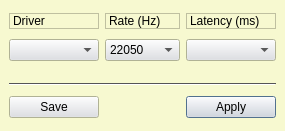
ErwanLegrand/Traverso-DAW, file src/traverso/ui/QuickDriverConfigWidget.ui: the form before one commit.
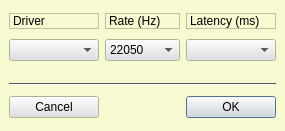
The form after the commit.

Commit message: change Snap toolbar item to a button, add a Scroll Playback button, change prefs and driver settings to use okay/cancel, move OpenGL setting into Appearance prefs, reverse vertical zooming

The edit to the form file:
```diff
--- a/src/traverso/ui/QuickDriverConfigWidget.ui
+++ b/src/traverso/ui/QuickDriverConfigWidget.ui
@@ -15,265 +15,469 @@
   <property name="palette" >
    <palette>
     <active>
-     <color>
+     <colorrole role="WindowText" >
+      <brush brushstyle="SolidPattern" >
+       <color alpha="255" >
       <red>0</red>
       <green>0</green>
       <blue>0</blue>
      </color>
-     <color>
+      </brush>
+     </colorrole>
+     <colorrole role="Button" >
+      <brush brushstyle="SolidPattern" >
+       <color alpha="255" >
       <red>221</red>
       <green>223</green>
       <blue>228</blue>
      </color>
-     <color>
+      </brush>
+     </colorrole>
+     <colorrole role="Light" >
+      <brush brushstyle="SolidPattern" >
+       <color alpha="255" >
       <red>255</red>
       <green>255</green>
       <blue>255</blue>
      </color>
-     <color>
+      </brush>
+     </colorrole>
+     <colorrole role="Midlight" >
+      <brush brushstyle="SolidPattern" >
+       <color alpha="255" >
       <red>255</red>
       <green>255</green>
       <blue>255</blue>
      </color>
-     <color>
+      </brush>
+     </colorrole>
+     <colorrole role="Dark" >
+      <brush brushstyle="SolidPattern" >
+       <color alpha="255" >
       <red>85</red>
       <green>85</green>
       <blue>85</blue>
      </color>
-     <color>
+      </brush>
+     </colorrole>
+     <colorrole role="Mid" >
+      <brush brushstyle="SolidPattern" >
+       <color alpha="255" >
       <red>199</red>
       <green>199</green>
       <blue>199</blue>
      </color>
-     <color>
+      </brush>
+     </colorrole>
+     <colorrole role="Text" >
+      <brush brushstyle="SolidPattern" >
+       <color alpha="255" >
       <red>0</red>
       <green>0</green>
       <blue>0</blue>
      </color>
-     <color>
+      </brush>
+     </colorrole>
+     <colorrole role="BrightText" >
+      <brush brushstyle="SolidPattern" >
+       <color alpha="255" >
       <red>255</red>
       <green>255</green>
       <blue>255</blue>
      </color>
-     <color>
+      </brush>
+     </colorrole>
+     <colorrole role="ButtonText" >
+      <brush brushstyle="SolidPattern" >
+       <color alpha="255" >
       <red>0</red>
       <green>0</green>
       <blue>0</blue>
      </color>
-     <color>
+      </brush>
+     </colorrole>
+     <colorrole role="Base" >
+      <brush brushstyle="SolidPattern" >
+       <color alpha="255" >
       <red>255</red>
       <green>255</green>
       <blue>255</blue>
      </color>
-     <color>
+      </brush>
+     </colorrole>
+     <colorrole role="Window" >
+      <brush brushstyle="SolidPattern" >
+       <color alpha="255" >
       <red>247</red>
       <green>249</green>
       <blue>208</blue>
      </color>
-     <color>
+      </brush>
+     </colorrole>
+     <colorrole role="Shadow" >
+      <brush brushstyle="SolidPattern" >
+       <color alpha="255" >
       <red>0</red>
       <green>0</green>
       <blue>0</blue>
      </color>
-     <color>
+      </brush>
+     </colorrole>
+     <colorrole role="Highlight" >
+      <brush brushstyle="SolidPattern" >
+       <color alpha="255" >
       <red>103</red>
       <green>141</green>
       <blue>178</blue>
      </color>
-     <color>
+      </brush>
+     </colorrole>
+     <colorrole role="HighlightedText" >
+      <brush brushstyle="SolidPattern" >
+       <color alpha="255" >
       <red>255</red>
       <green>255</green>
       <blue>255</blue>
      </color>
-     <color>
+      </brush>
+     </colorrole>
+     <colorrole role="Link" >
+      <brush brushstyle="SolidPattern" >
+       <color alpha="255" >
       <red>0</red>
       <green>0</green>
       <blue>238</blue>
      </color>
-     <color>
+      </brush>
+     </colorrole>
+     <colorrole role="LinkVisited" >
+      <brush brushstyle="SolidPattern" >
+       <color alpha="255" >
       <red>82</red>
       <green>24</green>
       <blue>139</blue>
      </color>
-     <color>
+      </brush>
+     </colorrole>
+     <colorrole role="AlternateBase" >
+      <brush brushstyle="SolidPattern" >
+       <color alpha="255" >
       <red>232</red>
       <green>232</green>
       <blue>232</blue>
      </color>
+      </brush>
+     </colorrole>
     </active>
     <inactive>
-     <color>
+     <colorrole role="WindowText" >
+      <brush brushstyle="SolidPattern" >
+       <color alpha="255" >
       <red>0</red>
       <green>0</green>
       <blue>0</blue>
      </color>
-     <color>
+      </brush>
+     </colorrole>
+     <colorrole role="Button" >
+      <brush brushstyle="SolidPattern" >
+       <color alpha="255" >
       <red>221</red>
       <green>223</green>
       <blue>228</blue>
      </color>
-     <color>
+      </brush>
+     </colorrole>
+     <colorrole role="Light" >
+      <brush brushstyle="SolidPattern" >
+       <color alpha="255" >
       <red>255</red>
       <green>255</green>
       <blue>255</blue>
      </color>
-     <color>
+      </brush>
+     </colorrole>
+     <colorrole role="Midlight" >
+      <brush brushstyle="SolidPattern" >
+       <color alpha="255" >
       <red>255</red>
       <green>255</green>
       <blue>255</blue>
      </color>
-     <color>
+      </brush>
+     </colorrole>
+     <colorrole role="Dark" >
+      <brush brushstyle="SolidPattern" >
+       <color alpha="255" >
       <red>85</red>
       <green>85</green>
       <blue>85</blue>
      </color>
-     <color>
+      </brush>
+     </colorrole>
+     <colorrole role="Mid" >
+      <brush brushstyle="SolidPattern" >
+       <color alpha="255" >
       <red>199</red>
       <green>199</green>
       <blue>199</blue>
      </color>
-     <color>
+      </brush>
+     </colorrole>
+     <colorrole role="Text" >
+      <brush brushstyle="SolidPattern" >
+       <color alpha="255" >
       <red>0</red>
       <green>0</green>
       <blue>0</blue>
      </color>
-     <color>
+      </brush>
+     </colorrole>
+     <colorrole role="BrightText" >
+      <brush brushstyle="SolidPattern" >
+       <color alpha="255" >
       <red>255</red>
       <green>255</green>
       <blue>255</blue>
      </color>
-     <color>
+      </brush>
+     </colorrole>
+     <colorrole role="ButtonText" >
+      <brush brushstyle="SolidPattern" >
+       <color alpha="255" >
       <red>0</red>
       <green>0</green>
       <blue>0</blue>
      </color>
-     <color>
+      </brush>
+     </colorrole>
+     <colorrole role="Base" >
+      <brush brushstyle="SolidPattern" >
+       <color alpha="255" >
       <red>255</red>
       <green>255</green>
       <blue>255</blue>
      </color>
-     <color>
+      </brush>
+     </colorrole>
+     <colorrole role="Window" >
+      <brush brushstyle="SolidPattern" >
+       <color alpha="255" >
       <red>247</red>
       <green>249</green>
       <blue>208</blue>
      </color>
-     <color>
+      </brush>
+     </colorrole>
+     <colorrole role="Shadow" >
+      <brush brushstyle="SolidPattern" >
+       <color alpha="255" >
       <red>0</red>
       <green>0</green>
       <blue>0</blue>
      </color>
-     <color>
+      </brush>
+     </colorrole>
+     <colorrole role="Highlight" >
+      <brush brushstyle="SolidPattern" >
+       <color alpha="255" >
       <red>103</red>
       <green>141</green>
       <blue>178</blue>
      </color>
-     <color>
+      </brush>
+     </colorrole>
+     <colorrole role="HighlightedText" >
+      <brush brushstyle="SolidPattern" >
+       <color alpha="255" >
       <red>255</red>
       <green>255</green>
       <blue>255</blue>
      </color>
-     <color>
+      </brush>
+     </colorrole>
+     <colorrole role="Link" >
+      <brush brushstyle="SolidPattern" >
+       <color alpha="255" >
       <red>0</red>
       <green>0</green>
       <blue>238</blue>
      </color>
-     <color>
+      </brush>
+     </colorrole>
+     <colorrole role="LinkVisited" >
+      <brush brushstyle="SolidPattern" >
+       <color alpha="255" >
       <red>82</red>
       <green>24</green>
       <blue>139</blue>
      </color>
-     <color>
+      </brush>
+     </colorrole>
+     <colorrole role="AlternateBase" >
+      <brush brushstyle="SolidPattern" >
+       <color alpha="255" >
       <red>232</red>
       <green>232</green>
       <blue>232</blue>
      </color>
+      </brush>
+     </colorrole>
     </inactive>
     <disabled>
-     <color>
+     <colorrole role="WindowText" >
+      <brush brushstyle="SolidPattern" >
+       <color alpha="255" >
       <red>128</red>
       <green>128</green>
       <blue>128</blue>
      </color>
-     <color>
+      </brush>
+     </colorrole>
+     <colorrole role="Button" >
+      <brush brushstyle="SolidPattern" >
+       <color alpha="255" >
       <red>221</red>
       <green>223</green>
       <blue>228</blue>
      </color>
-     <color>
+      </brush>
+     </colorrole>
+     <colorrole role="Light" >
+      <brush brushstyle="SolidPattern" >
+       <color alpha="255" >
       <red>255</red>
       <green>255</green>
       <blue>255</blue>
      </color>
-     <color>
+      </brush>
+     </colorrole>
+     <colorrole role="Midlight" >
+      <brush brushstyle="SolidPattern" >
+       <color alpha="255" >
       <red>255</red>
       <green>255</green>
       <blue>255</blue>
      </color>
-     <color>
+      </brush>
+     </colorrole>
+     <colorrole role="Dark" >
+      <brush brushstyle="SolidPattern" >
+       <color alpha="255" >
       <red>85</red>
       <green>85</green>
       <blue>85</blue>
      </color>
-     <color>
+      </brush>
+     </colorrole>
+     <colorrole role="Mid" >
+      <brush brushstyle="SolidPattern" >
+       <color alpha="255" >
       <red>199</red>
       <green>199</green>
       <blue>199</blue>
      </color>
-     <color>
+      </brush>
+     </colorrole>
+     <colorrole role="Text" >
+      <brush brushstyle="SolidPattern" >
+       <color alpha="255" >
       <red>199</red>
       <green>199</green>
       <blue>199</blue>
      </color>
-     <color>
+      </brush>
+     </colorrole>
+     <colorrole role="BrightText" >
+      <brush brushstyle="SolidPattern" >
+       <color alpha="255" >
       <red>255</red>
       <green>255</green>
       <blue>255</blue>
      </color>
-     <color>
+      </brush>
+     </colorrole>
+     <colorrole role="ButtonText" >
+      <brush brushstyle="SolidPattern" >
+       <color alpha="255" >
       <red>128</red>
       <green>128</green>
       <blue>128</blue>
      </color>
-     <color>
+      </brush>
+     </colorrole>
+     <colorrole role="Base" >
+      <brush brushstyle="SolidPattern" >
+       <color alpha="255" >
       <red>247</red>
       <green>249</green>
       <blue>208</blue>
      </color>
-     <color>
+      </brush>
+     </colorrole>
+     <colorrole role="Window" >
+      <brush brushstyle="SolidPattern" >
+       <color alpha="255" >
       <red>247</red>
       <green>249</green>
       <blue>208</blue>
      </color>
-     <color>
+      </brush>
+     </colorrole>
+     <colorrole role="Shadow" >
+      <brush brushstyle="SolidPattern" >
+       <color alpha="255" >
       <red>0</red>
       <green>0</green>
       <blue>0</blue>
      </color>
-     <color>
+      </brush>
+     </colorrole>
+     <colorrole role="Highlight" >
+      <brush brushstyle="SolidPattern" >
+       <color alpha="255" >
       <red>86</red>
       <green>117</green>
       <blue>148</blue>
      </color>
-     <color>
+      </brush>
+     </colorrole>
+     <colorrole role="HighlightedText" >
+      <brush brushstyle="SolidPattern" >
+       <color alpha="255" >
       <red>255</red>
       <green>255</green>
       <blue>255</blue>
      </color>
-     <color>
+      </brush>
+     </colorrole>
+     <colorrole role="Link" >
+      <brush brushstyle="SolidPattern" >
+       <color alpha="255" >
       <red>0</red>
       <green>0</green>
       <blue>238</blue>
      </color>
-     <color>
+      </brush>
+     </colorrole>
+     <colorrole role="LinkVisited" >
+      <brush brushstyle="SolidPattern" >
+       <color alpha="255" >
       <red>82</red>
       <green>24</green>
       <blue>139</blue>
      </color>
-     <color>
+      </brush>
+     </colorrole>
+     <colorrole role="AlternateBase" >
+      <brush brushstyle="SolidPattern" >
+       <color alpha="255" >
       <red>232</red>
       <green>232</green>
       <blue>232</blue>
      </color>
+      </brush>
+     </colorrole>
     </disabled>
    </palette>
   </property>
@@ -303,7 +507,7 @@
       </size>
      </property>
      <property name="text" >
-      <string>Apply</string>
+      <string>OK</string>
      </property>
      <property name="autoDefault" >
       <bool>false</bool>
@@ -335,7 +539,7 @@
       </size>
      </property>
      <property name="text" >
-      <string>Save</string>
+      <string>Cancel</string>
      </property>
     </widget>
    </item>
```
Left out of the diff: 12 changed lines with no effect on the pictures. Lines whose indentation alone changed are shown as unchanged. The commit also changes 14 other files.
